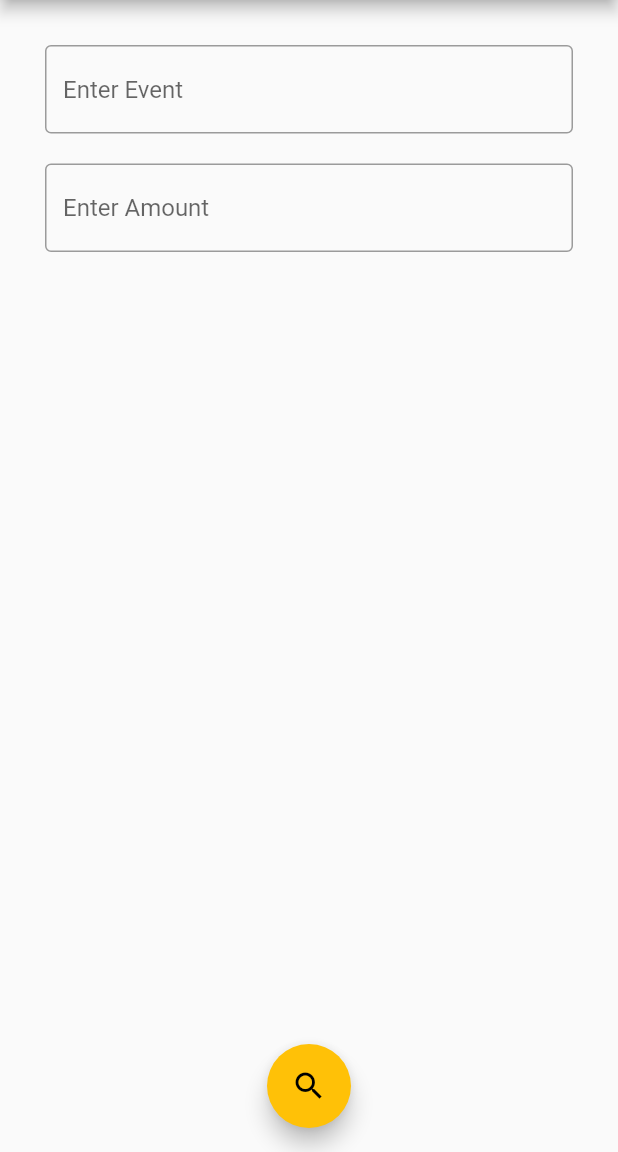
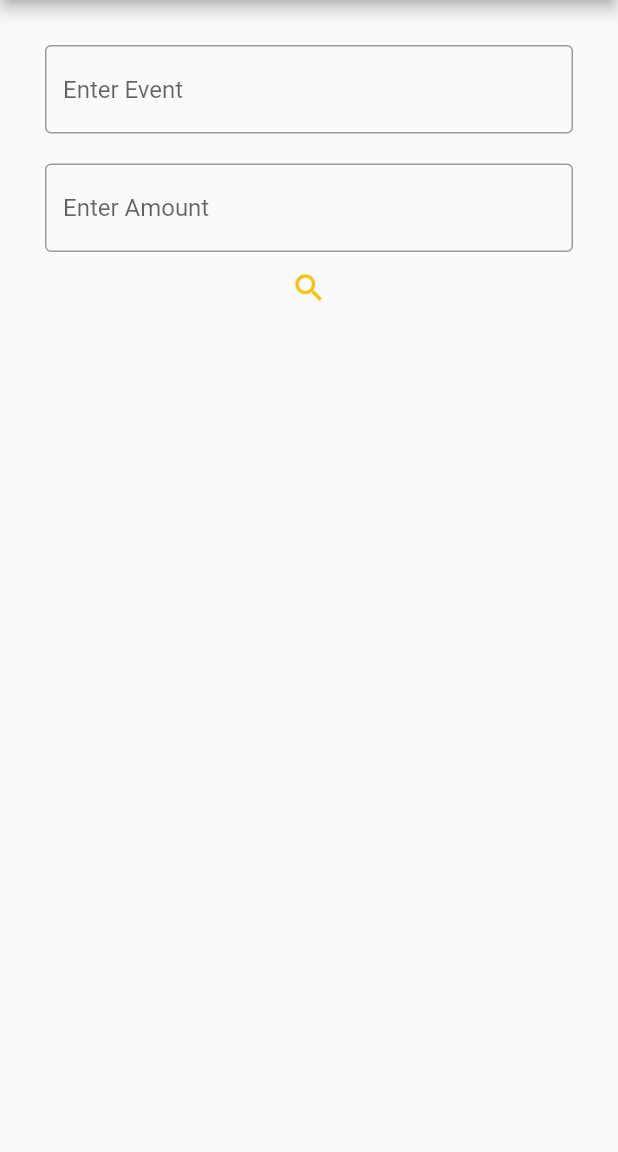
Before and after one commit to abdullah304/Budget_app, a Flutter app: the EventScreen screen opened directly, on a phone screen of 412 x 824 dp, the part 84-1236 px from its top. Run offline on Flutter 3.47's test engine with Material 2 defaults, Android fonts, the phone set to English and light mode, and no system bars.

Commit message:
Edited the search button to be under text.

```diff
--- a/lib/event.dart
+++ b/lib/event.dart
@@ -34,16 +34,19 @@ class EventScreen extends StatelessWidget {
                 border: OutlineInputBorder(),
               ),
             ),
+            Container(
+
+              child: Center(
+                child: IconButton(
+                  icon: const Icon(Icons.search),
+                  color: Colors.amber,
+                  onPressed: () {},
+                ),
+              ),
+            ),
           ],
         ),
       ),
-      floatingActionButton: FloatingActionButton(
-      onPressed: () {},
-        //tool tip: increment Counter
-        child: const Icon(Icons.search),
-      //
-      ),
-      floatingActionButtonLocation: FloatingActionButtonLocation.centerFloat,
     );
   }
 }
```
